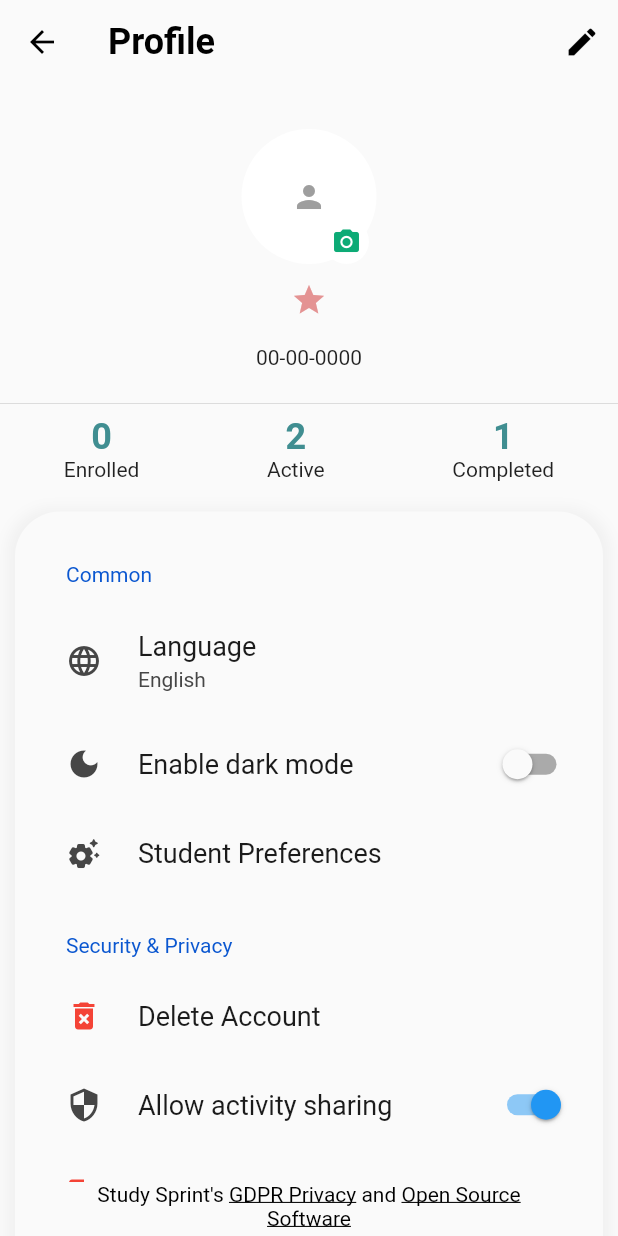
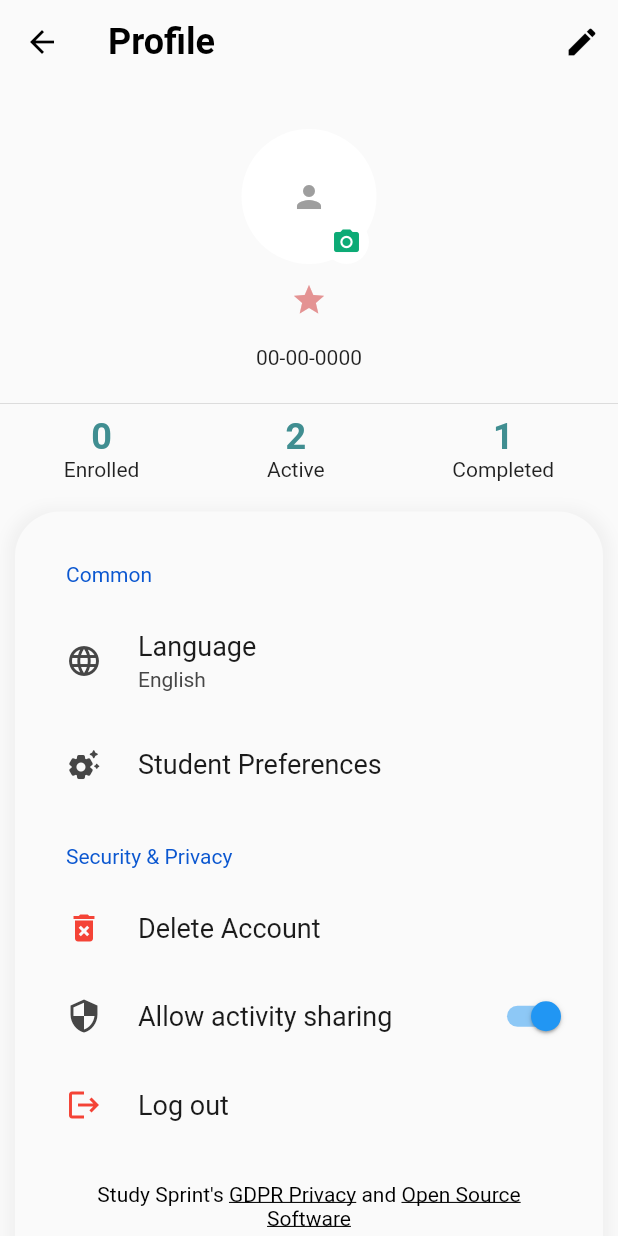
Before and after one commit to PAU-Course-Selection/course-select, a Flutter app: the screen it shows once a user with an empty profile is signed in, after a tap on the "person" icon, on a phone screen of 412 x 824 dp. Run offline on Flutter 3.47's test engine with Material 2 defaults, Android fonts, the phone set to English and light mode, and no system bars; drawn by our look-alikes of cached_network_image, settings_ui; our stand-ins replace bottom_navy_bar, chips_choice, cloud_firestore, firebase_auth, firebase_core, firebase_storage and 16 more; accounts and stored records are empty; network calls fail.

Commit message:
remove dark mode settings
Signed-off-by: Kenn <kakomea@yahoo.com>

```diff
--- a/lib/screens/user_profile_page.dart
+++ b/lib/screens/user_profile_page.dart
@@ -319,12 +319,6 @@ class _UserProfilePageState extends State<UserProfilePage> {
                                           leading: const Icon(Icons.language),
                                           title: const Text('Language'),
                                           value: const Text('English'),
-                                        ),
-                                        SettingsTile.switchTile(
-                                          onToggle: (value) {},
-                                          initialValue: false,
-                                          leading: const Icon(Icons.dark_mode),
-                                          title: const Text('Enable dark mode'),
                                         ),
                                         SettingsTile.navigation(
                                           leading: const Icon(
```
